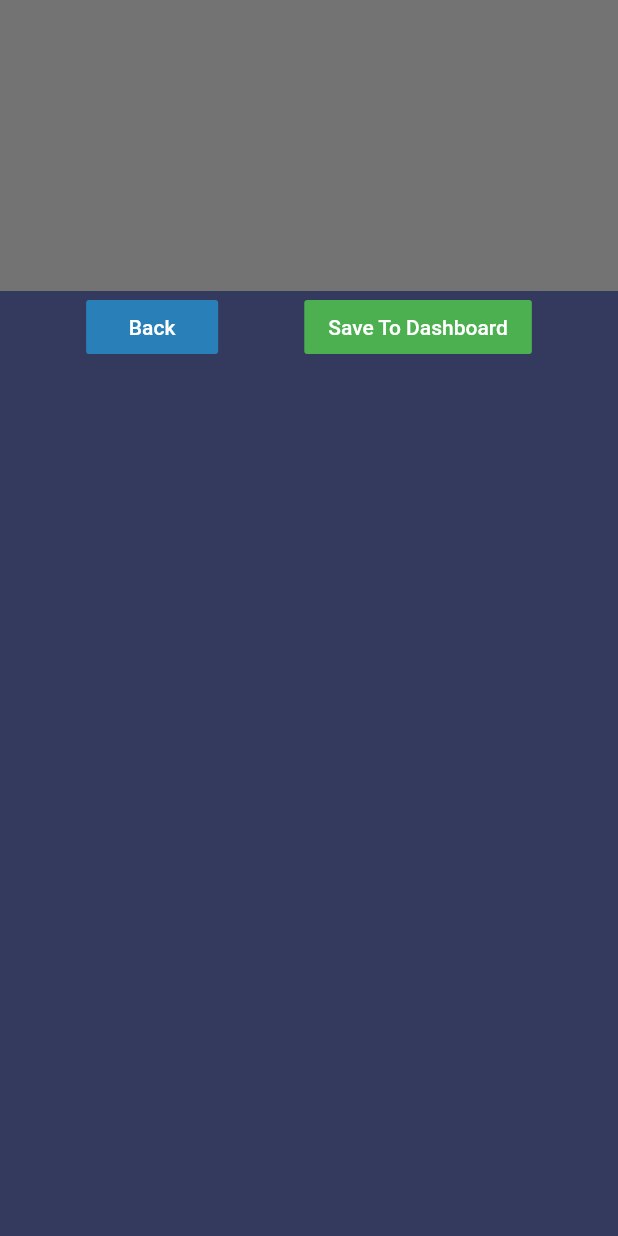
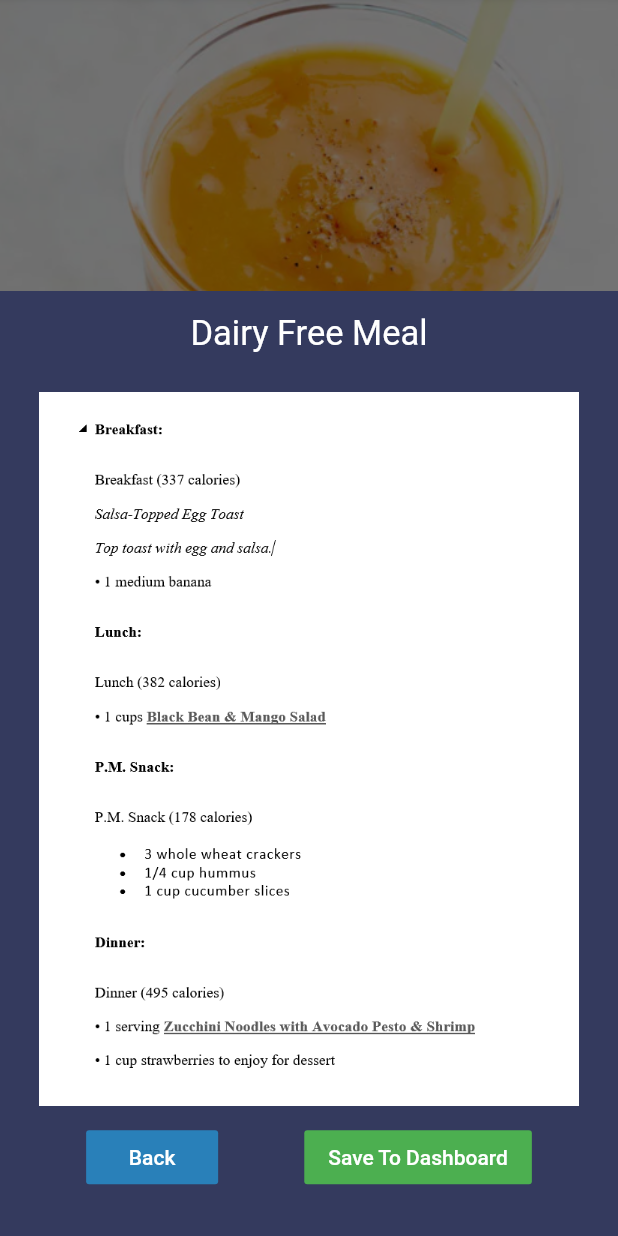
Before and after one commit to RubberDuckDestroyer/Say-No-to-Obese, a Flutter app: the Meal2 widget shown alone on an empty page, opened directly, after a tap on "View", on a phone screen of 412 x 824 dp. Run offline on Flutter 3.47's test engine with Material 2 defaults, Android fonts, the phone set to English and light mode, and no system bars; our stand-ins replace carousel_slider, flutter_dotenv, flutter_svg; missing offline and left inert: adobe_xd, dart:ffi, mongo_dart; network calls fail; Roboto replaces fonts that are missing (Montserrat).

Commit message:
Added Dairy free meal data and page navigation sorted

```diff
--- a/lib/FF_posts.dart
+++ b/lib/FF_posts.dart
@@ -1,7 +1,7 @@
 import 'package:fitness_freaks/carousel_items/Workouts/ShoulderWorkout.dart';
 import 'package:fitness_freaks/carousel_items/Workouts/chestWorkout.dart';
 import 'package:fitness_freaks/carousel_items/Workouts/legsWorkout.dart';
-import 'package:fitness_freaks/carousel_items/Workouts/meals/vegetarian_meal.dart';
+import 'package:fitness_freaks/carousel_items/Workouts/meals/vegetarianMeal.dart';
 import 'package:flutter/material.dart';
 import 'package:adobe_xd/pinned.dart';
 import 'package:flutter_svg/flutter_svg.dart';
@@ -9,6 +9,7 @@ import 'package:carousel_slider/carousel_slider.dart';
 import 'package:fitness_freaks/styles/NormalWhiteText.dart';
 
 import 'carousel_items/Workouts/backWorkout.dart';
+import 'carousel_items/Workouts/meals/dairyFreeMeal.dart';
 
 class FF_posts extends StatefulWidget {
   @override
@@ -794,12 +795,12 @@ class Meal2 extends StatelessWidget {
   Widget build(BuildContext context) {
     return Container(
       decoration: BoxDecoration(
-          // image: const DecorationImage(
-          //   image: NetworkImage(
-          //       INSERT CAROUSEL IMAGE HERE,
-          //   fit: BoxFit.cover,
-          // ),
-          ),
+        color: Colors.white,
+        image: const DecorationImage(
+          image: AssetImage('assets/carousel_images/dairyFree.PNG'),
+          fit: BoxFit.cover,
+        ),
+      ),
       child: Column(
         mainAxisAlignment: MainAxisAlignment.center,
         children: <Widget>[
@@ -808,7 +809,7 @@ class Meal2 extends StatelessWidget {
                   color: Colors.white,
                   fontSize: 22.0,
                   fontWeight: FontWeight.bold)),
-          Text("*****",
+          Text("Dairy Free",
               style: TextStyle(
                   color: Colors.white,
                   fontSize: 17.0,
@@ -850,7 +851,7 @@ class Meal2 extends StatelessWidget {
               color: const Color(0xff343a5e),
               height: 630,
               child: Column(children: <Widget>[
-                //Insert Content here
+                dairyFreeMeal,
                 Row(
                   mainAxisAlignment: MainAxisAlignment.spaceEvenly,
                   children: [
--- /dev/null
+++ b/lib/carousel_items/Workouts/meals/dairyFreeMeal.dart
@@ -0,0 +1,21 @@
+import 'package:flutter/cupertino.dart';
+import 'package:flutter/material.dart';
+
+final dairyFreeMeal = Column(children: <Widget>[
+  Padding(
+      padding: EdgeInsets.all(15),
+      child: Text('Dairy Free Meal',
+          textAlign: TextAlign.center,
+          style: TextStyle(
+            fontFamily: 'Montserrat',
+            fontSize: 23,
+            color: Colors.white,
+            fontWeight: FontWeight.w400,
+          ))),
+  Padding(
+      padding: EdgeInsets.all(10),
+      child: Image.asset(
+        'assets/carousel_images/dairyfreemeal.PNG',
+        scale: 2.0,
+      ))
+]);
```
Also changed, not shown: assets/carousel_images/dairyFree.PNG (added), assets/carousel_images/dairyfreemeal.PNG (added), lib/carousel_items/Workouts/meals/vegetarianMeal.dart (renamed from lib/carousel_items/Workouts/meals/vegetarian_meal.dart).
